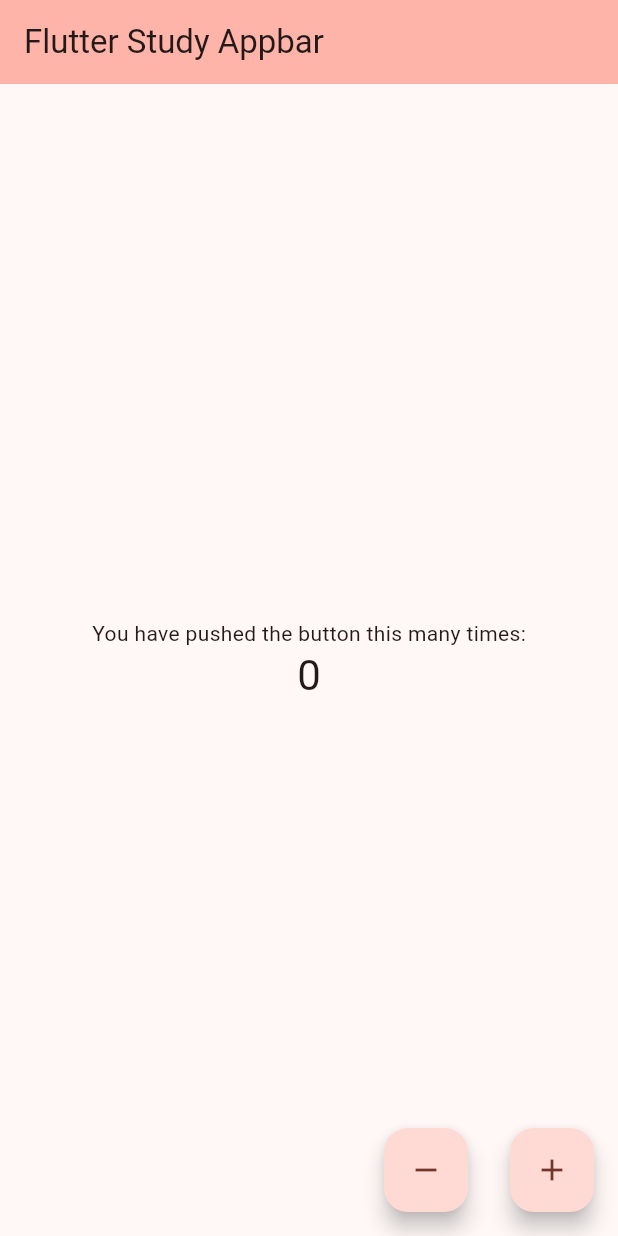
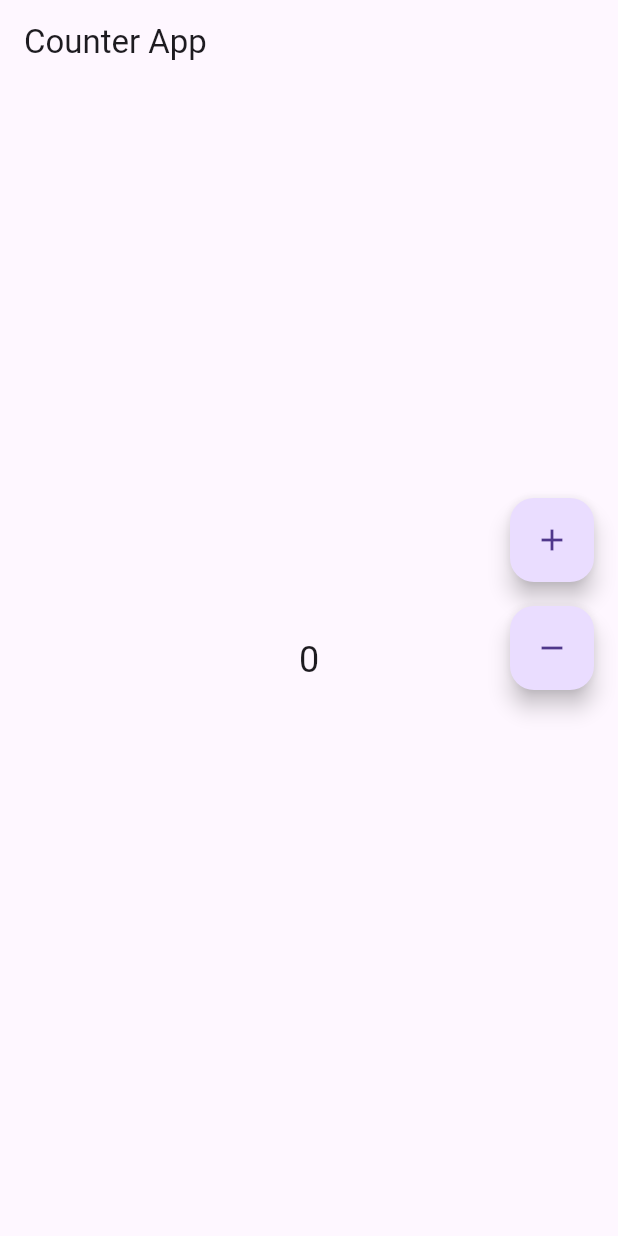
Before and after one commit to jintaeyeong/Develop-Flutter, a Flutter app: the screen it shows after launch, after a tap on the "add" icon, after a tap on the "remove" icon, on a phone screen of 412 x 824 dp. Run offline on Flutter 3.47's test engine with Material 3 defaults, Android fonts, the phone set to English and light mode, and no system bars; our stand-ins replace bloc, flutter_riverpod.

Commit message:
BLoc 패턴 적용한 Count 기능 구현

```diff
--- a/flutter_study/lib/main.dart
+++ b/flutter_study/lib/main.dart
@@ -1,115 +1,54 @@
+// main.dart
 import 'package:flutter/material.dart';
+import 'package:flutter_riverpod/flutter_riverpod.dart';
+import 'counter_provider.dart';
 
 void main() {
-  runApp(const MyApp());
+  runApp(ProviderScope(child: MyApp()));
 }
 
 class MyApp extends StatelessWidget {
-  const MyApp({super.key});
-
-  // 이 위젯은 App의 루트입니다.
   @override
   Widget build(BuildContext context) {
     return MaterialApp(
-      title: 'Flutter 공부앱', //앱이 백그라운드에 있을 때 앱 목록에 표시되는 이름
-      theme: ThemeData(
-        colorScheme: ColorScheme.fromSeed(seedColor: Colors.red),
-        useMaterial3: true,
-      ),
-      home: const MyHomePage(title: 'Flutter Study Appbar'),
+      title: 'Counter App',
+      home: CounterPage(),
     );
   }
 }
 
-class MyHomePage extends StatefulWidget {
-  const MyHomePage({super.key, required this.title});
-  final String title;
-
+class CounterPage extends ConsumerWidget {
   @override
-  State<MyHomePage> createState() => _MyHomePageState(); // State 객체를 생성할 때 사용되는 메서드
-  // _MyHomePageState는 MyHomePage 위젯의 상태를 관리하는 클래스임을 나타냄
-}
-
-class _MyHomePageState extends State<MyHomePage> {
-  int _counter = 0;
-
-  void _incrementCounter() {
-    setState(() {
-      print('버튼 눌렀다');
-      _counter++;
-    });
-  }
-
-  void _descrementCounter() {
-    setState(() {
-      print('버튼 눌렀다');
-      _counter--;
-    });
-  }
-
-  @override
-  Widget build(BuildContext context) { // setState가 불려지면 항상 실행되는 메소드
+  Widget build(BuildContext context, WidgetRef ref) {
+    final count = ref.watch(counterProvider);
     return Scaffold(
       appBar: AppBar(
-        backgroundColor: Theme.of(context).colorScheme.inversePrimary,
-        title: Text(widget.title),
+        title: Text('Counter App'),
       ),
       body: Center(
-        // Center is a layout widget. It takes a single child and positions it
-        // in the middle of the parent.
-        child: Column(
-          // Column is also a layout widget. It takes a list of children and
-          // arranges them vertically. By default, it sizes itself to fit its
-          // children horizontally, and tries to be as tall as its parent.
-          //
-          // Column has various properties to control how it sizes itself and
-          // how it positions its children. Here we use mainAxisAlignment to
-          // center the children vertically; the main axis here is the vertical
-          // axis because Columns are vertical (the cross axis would be
-          // horizontal).
-          //
-          // TRY THIS: Invoke "debug painting" (choose the "Toggle Debug Paint"
-          // action in the IDE, or press "p" in the console), to see the
-          // wireframe for each widget.
-          mainAxisAlignment: MainAxisAlignment.center,
-          children: <Widget>[
-            const Text(
-              'You have pushed the button this many times:',
-            ),
-            Text(
-              '$_counter',
-              style: Theme.of(context).textTheme.headlineMedium,
-            ),
-          ],
+        child: Text(
+          '$count',
+          style: TextStyle(fontSize: 24.0),
         ),
       ),
-      floatingActionButtonLocation: FloatingActionButtonLocation.centerDocked,
-      floatingActionButton: Stack(
+      floatingActionButton: Column(
+        mainAxisAlignment: MainAxisAlignment.center,
         children: [
-          Positioned(
-              bottom: 16,
-              right: 16,
-              child: FloatingActionButton(
-                onPressed: _incrementCounter,
-                tooltip: 'Increment',
-                child: const Icon(Icons.add),
-          )),
-          Positioned(
-              bottom: 16,
-              right: 100,
-              child: FloatingActionButton(
-                onPressed: _descrementCounter,
-                tooltip: 'Decrement',
-                child: const Icon(Icons.remove),
-              )),
-
+          FloatingActionButton(
+            onPressed: () {
+              ref.read(counterProvider.notifier).state++;
+            },
+            child: Icon(Icons.add),
+          ),
+          SizedBox(height: 16.0),
+          FloatingActionButton(
+            onPressed: () {
+              ref.read(counterProvider.notifier).state--;
+            },
+            child: Icon(Icons.remove),
+          ),
         ],
-      )/*FloatingActionButton(
-        onPressed: _incrementCounter,
-        tooltip: 'Increment',
-        child: const Icon(Icons.add),
-      )*/, // This trailing comma makes auto-formatting nicer for build methods.
+      ),
     );
   }
-
 }
```
Also changed, not shown: 1 other file.
